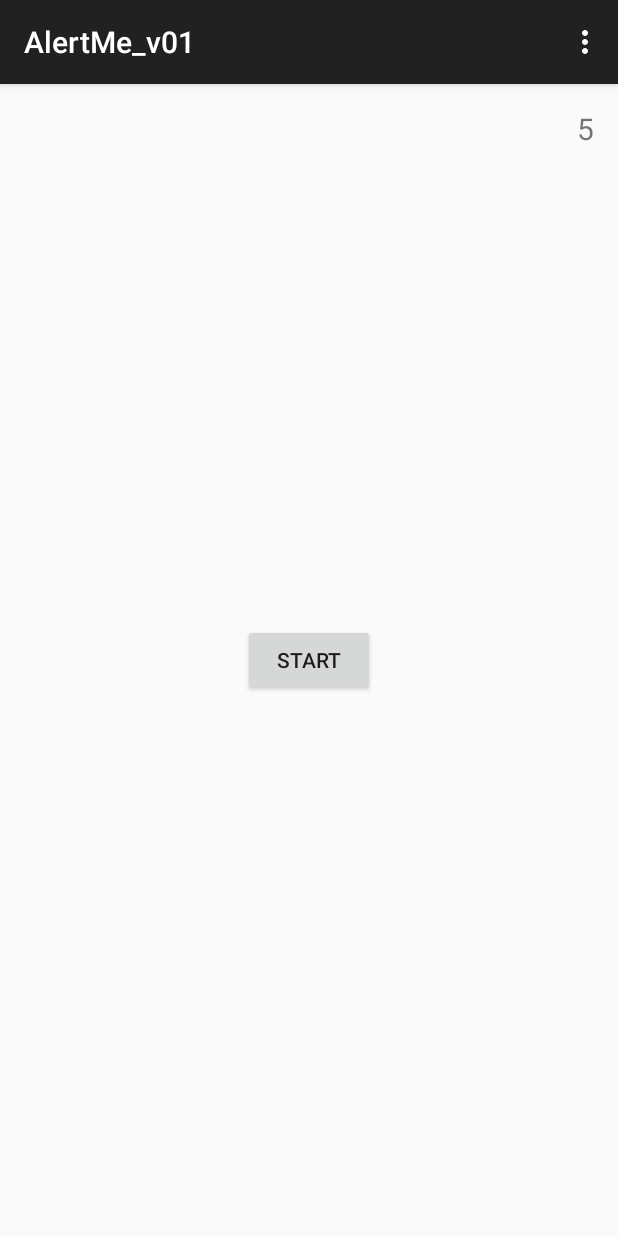
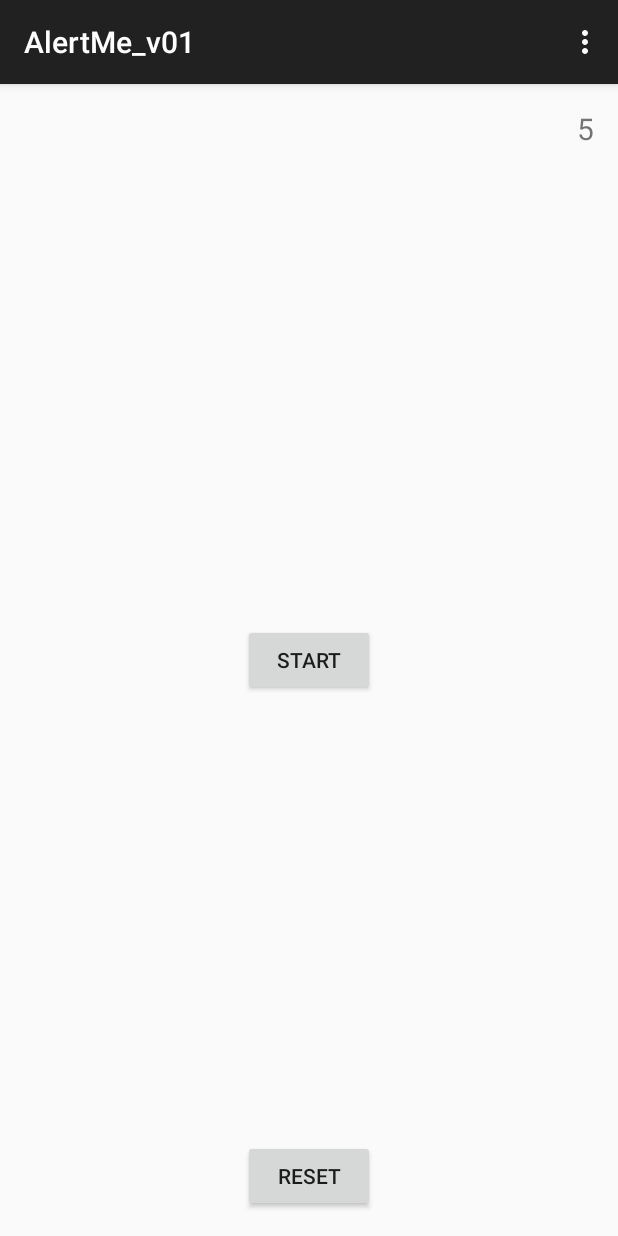
Before and after one commit to yiweig/AlertMe_v01, an Android app: the screen it shows after launch (AlertMe), on a phone screen of 412 x 824 dp. Run offline under Robolectric (Android 15) with nearby library versions, the phone set to English and light mode, and no system bars.

Commit message:
Added reset button to silence alarm and reset timer

```diff
--- a/app/src/main/java/com/yiweigao/alertme/AlertMe.java
+++ b/app/src/main/java/com/yiweigao/alertme/AlertMe.java
@@ -19,6 +19,7 @@ public class AlertMe extends ActionBarActivity {
 
     private TextView alarmCountdownText;
     private Button startAlarmButton;
+    private Button resetButton;
 
     private Alarm theAlarm;
 
@@ -32,6 +33,7 @@ public class AlertMe extends ActionBarActivity {
         alarmCountdownText.setText("Not initialized yet");
 
         startAlarmButton = (Button) findViewById(R.id.start_alarm_button);
+        resetButton = (Button) findViewById(R.id.reset_button);
 
         theAlarm = new Alarm(this, alarmCountdownValue);
         updateAlarmCountdown();
@@ -40,6 +42,14 @@ public class AlertMe extends ActionBarActivity {
             @Override
             public void onClick(View v) {
                 theAlarm.startCountdown();
+            }
+        });
+
+        resetButton.setOnClickListener(new View.OnClickListener() {
+            @Override
+            public void onClick(View v) {
+                theAlarm.stopAlarm();
+                updateAlarmCountdown();
             }
         });
     }
--- a/app/src/main/res/layout/activity_alert_me.xml
+++ b/app/src/main/res/layout/activity_alert_me.xml
@@ -27,4 +27,12 @@
         android:layout_centerVertical="true"
         android:layout_centerHorizontal="true" />
 
+    <Button
+        android:id="@+id/reset_button"
+        android:text="@string/reset_button_text"
+        android:layout_width="wrap_content"
+        android:layout_height="wrap_content"
+        android:layout_centerHorizontal="true"
+        android:layout_alignParentBottom="true" />
+
 </RelativeLayout>
--- a/app/src/main/res/values/strings.xml
+++ b/app/src/main/res/values/strings.xml
@@ -6,5 +6,6 @@
     <string name="action_settings">Settings</string>
     <string name="alarm_countdown_text">Alarm countdown</string>
     <string name="start_alarm_button_text">Start</string>
+    <string name="reset_button_text">Reset</string>
 
 </resources>
```
Also changed, not shown: app/src/main/java/com/yiweigao/alertme/Alarm.java (+14 -4 lines).
